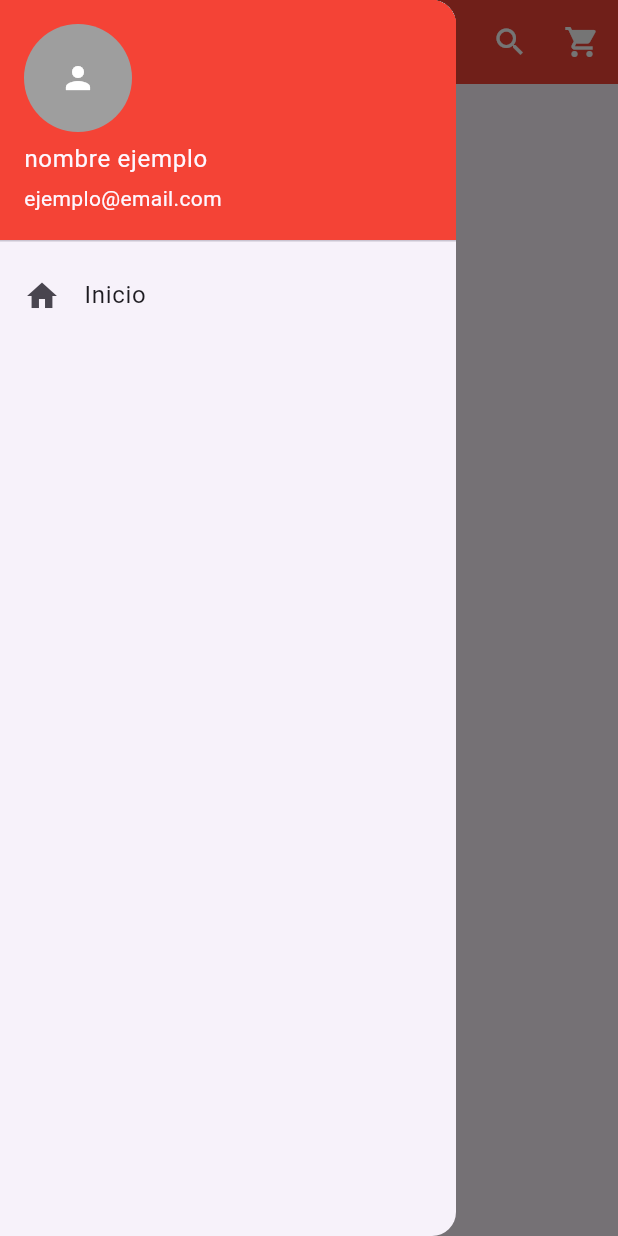
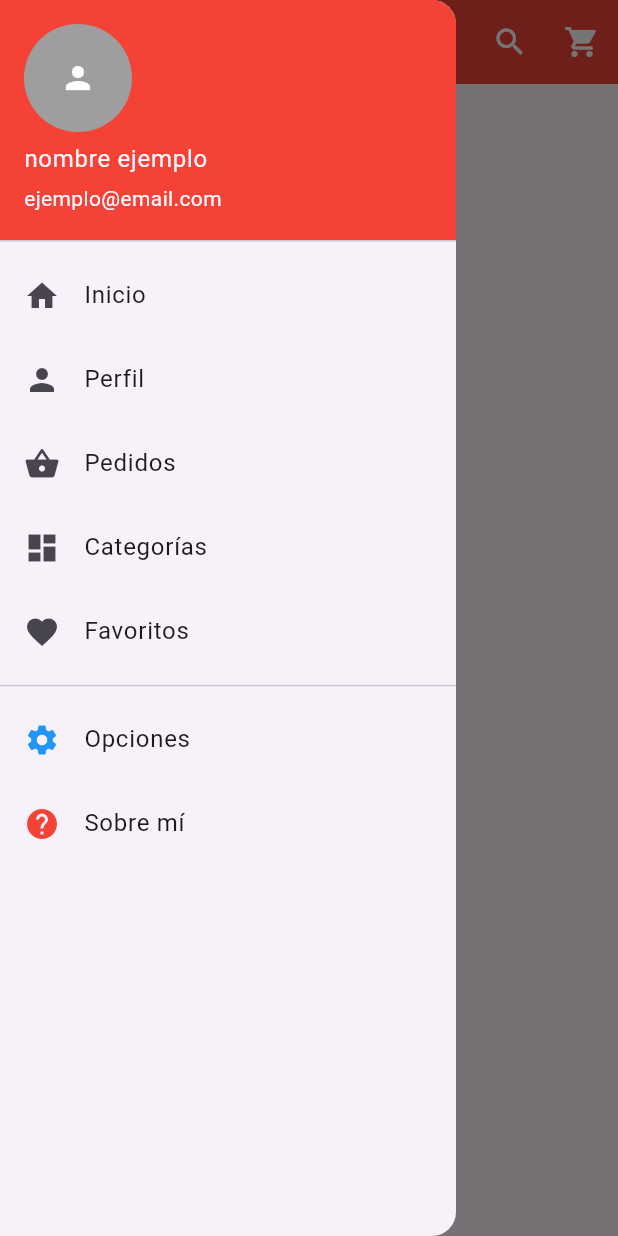
Before and after one commit to vctorr1/tienda1, a Flutter app: the screen it shows after launch, with the side drawer open, on a phone screen of 412 x 824 dp. Run offline on Flutter 3.47's test engine with Material 3 defaults, Android fonts, the phone set to English and light mode, and no system bars; our stand-ins replace another_carousel_pro.

Commit message:
carousel pro widget

```diff
--- a/lib/main.dart
+++ b/lib/main.dart
@@ -1,4 +1,6 @@
 import 'package:flutter/material.dart';
+import 'package:another_carousel_pro/another_carousel_pro.dart';
+
 
 void main() {
   runApp(MaterialApp(
@@ -19,6 +21,8 @@
   Widget build(BuildContext context) {
     return Scaffold(
       appBar: AppBar(
+        //Elevacion de la barra superior sobre el fondo
+        elevation: 0.1,
         backgroundColor: Colors.red,
         title: Text('Vaca de Quentas', style: TextStyle(color: Colors.white)),
         actions: <Widget>[
@@ -66,7 +70,58 @@
                 title: Text('Inicio'),
                 leading: Icon(Icons.home),
               ),
-            )
+            ),
+
+            InkWell(
+              onTap: () {},
+              child: ListTile(
+                title: Text('Perfil'),
+                leading: Icon(Icons.person),
+              ),
+            ),
+
+            InkWell(
+              onTap: () {},
+              child: ListTile(
+                title: Text('Pedidos'),
+                leading: Icon(Icons.shopping_basket),
+              ),
+            ),
+
+            InkWell(
+              onTap: () {},
+              child: ListTile(
+                title: Text('Categorías'),
+                leading: Icon(Icons.dashboard),
+              ),
+            ),
+
+            InkWell(
+              onTap: () {},
+              child: ListTile(
+                title: Text('Favoritos'),
+                leading: Icon(Icons.favorite),
+              ),
+            ),
+
+            //Separacion entre categorias
+            Divider(),
+
+            InkWell(
+              onTap: () {},
+              child: ListTile(
+                title: Text('Opciones'),
+                leading: Icon(Icons.settings, color: Colors.blue),
+              ),
+            ),
+
+            InkWell(
+              onTap: () {},
+              child: ListTile(
+                title: Text('Sobre mí'),
+                leading: Icon(Icons.help, color: Colors.red),
+              ),
+            ),
           ],
         ),
       ),
--- a/pubspec.yaml
+++ b/pubspec.yaml
@@ -30,6 +30,7 @@ environment:
 dependencies:
   flutter:
     sdk: flutter
+  another_carousel_pro: ^1.0.2
 
 
   # The following adds the Cupertino Icons font to your application.
```
Also changed, not shown: pubspec.lock.
